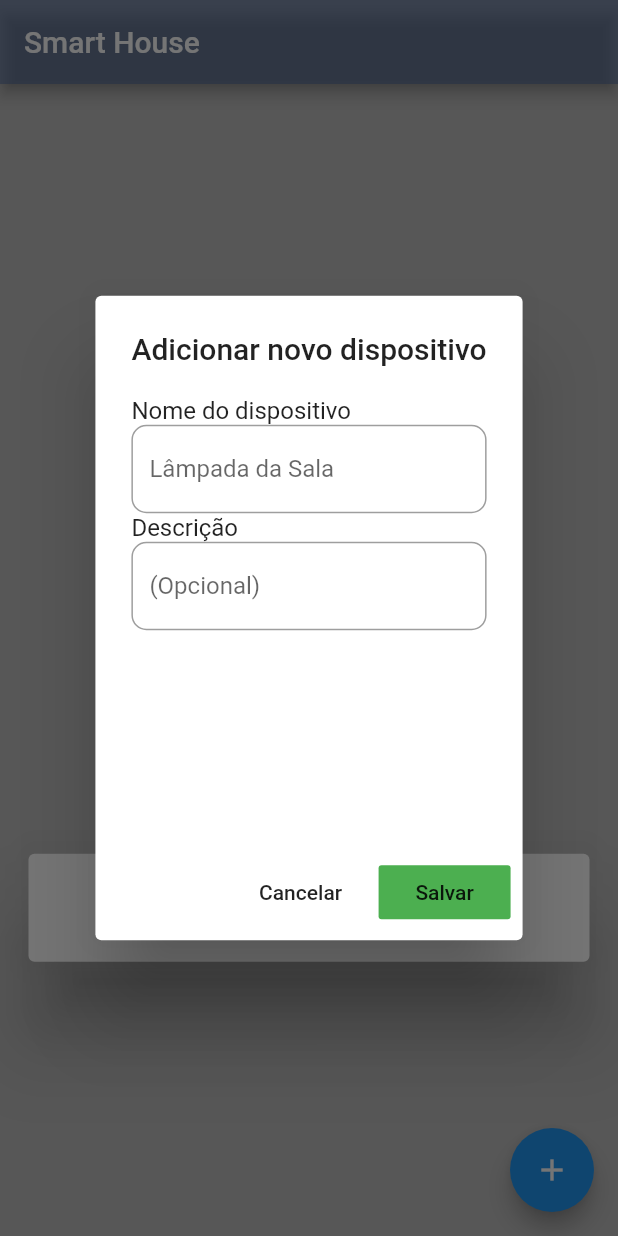
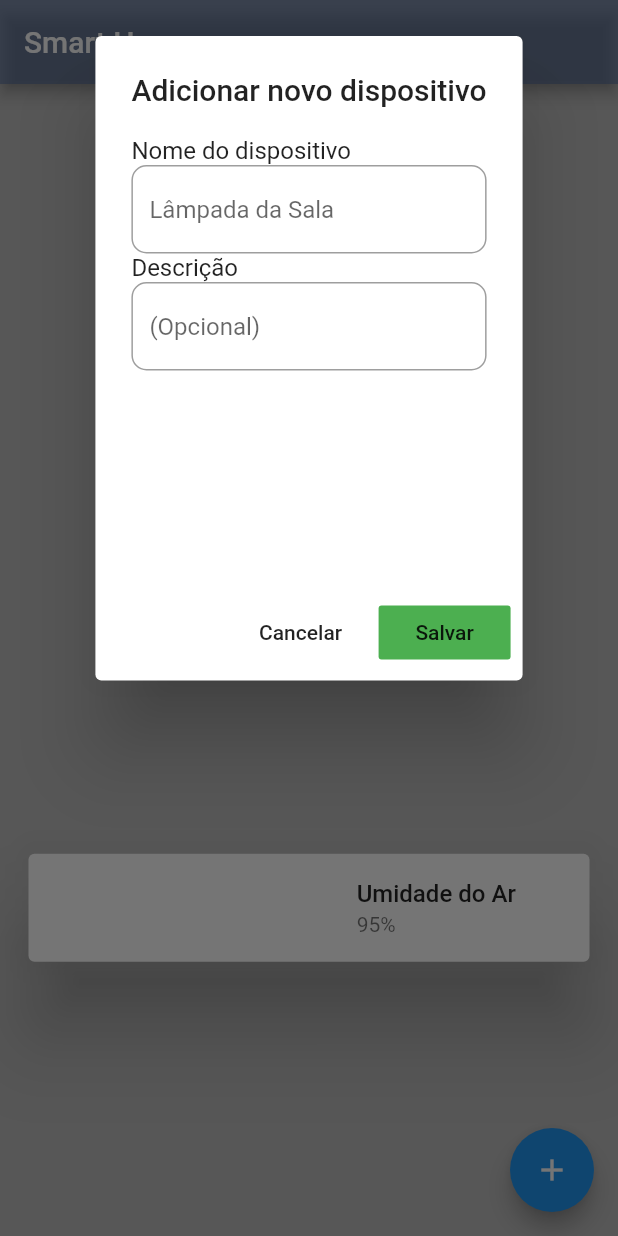
Before and after one commit to matiasfilho81/smart_home, a Flutter app: the screen it shows after launch, after a tap on the "add" icon, on a phone screen of 412 x 824 dp. Run offline on Flutter 3.47's test engine with Material 2 defaults, Android fonts, the phone set to English and light mode, and no system bars; our stand-ins replace cloud_firestore; accounts and stored records are empty.

Commit message:
ajuste no firebase

```diff
--- a/lib/home.dart
+++ b/lib/home.dart
@@ -29,7 +29,10 @@ class _MyHomePageState extends State<MyHomePage> {
         title: Text("Smart House"),
         backgroundColor: AppConsts.primaryColorOpacity50,
       ),
-      body: Column(
+      body: Stack(
+        children: [
+          SingleChildScrollView(
+            child: Column(
               children: [
                 Container(
                   height: setHeight(400),
@@ -38,18 +41,10 @@ class _MyHomePageState extends State<MyHomePage> {
                 monitor(),
               ],
             ),
+          ),
+        ],
+      ),
       floatingActionButton: FloatingActionButton(
-        // onPressed: ()
-
-        // {
-        //   var myData = {'description': "Quarto", 'status': true};
-
-        //   var collection = Firestore.instance.collection('switch');
-        //   collection
-        //       .add(myData)
-        //       .then((_) => print('Added'))
-        //       .catchError((error) => print('Add failed: $error'));
-        // },
         onPressed: () => modalCreate(context),
         tooltip: 'Adicionar Agenda',
         child: Icon(Icons.add),
@@ -59,14 +54,14 @@ class _MyHomePageState extends State<MyHomePage> {
 
   modalCreate(BuildContext context) {
     var form = GlobalKey<FormState>();
-
     var titulo = TextEditingController();
     var descricao = TextEditingController();
 
     showDialog(
       context: context,
       builder: (BuildContext context) {
-        return AlertDialog(
+        return SingleChildScrollView(
+          child: AlertDialog(
             title: Text('Adicionar novo dispositivo'),
             content: Form(
               key: form,
@@ -91,7 +86,6 @@ class _MyHomePageState extends State<MyHomePage> {
                         return null;
                       },
                     ),
-
                     Text('Descrição'),
                     TextFormField(
                       decoration: InputDecoration(
@@ -121,7 +115,6 @@ class _MyHomePageState extends State<MyHomePage> {
                       'data': Timestamp.now(),
                       'delete': false,
                     });
-
                     Navigator.of(context).pop();
                   }
                 },
@@ -129,6 +122,7 @@ class _MyHomePageState extends State<MyHomePage> {
                 child: Text('Salvar'),
               ),
             ],
+          ),
         );
       },
     );
@@ -137,8 +131,8 @@ class _MyHomePageState extends State<MyHomePage> {
   Widget sensores() {
     Stream<QuerySnapshot> snapshots = Firestore.instance
         .collection('switch')
-        //.where('excluido', isEqualTo: false)
-        //.orderBy('data')
+        .where('status', isEqualTo: false)
+        // .orderBy('data')
         .snapshots();
 
     return StreamBuilder(
@@ -152,7 +146,11 @@ class _MyHomePageState extends State<MyHomePage> {
         }
 
         if (snapshot.data.documents.length == 0) {
-          return Center(child: Text('Vazio'));
+          return Center(
+              child: Text(
+            'Vazio',
+            style: TextStyle(color: Colors.white),
+          ));
         }
 
         return ListView.builder(
@@ -178,10 +176,7 @@ class _MyHomePageState extends State<MyHomePage> {
           child: Column(
             children: [
               ListTile(
-                title: Text(
-                  item['description'],
-                  style: TextStyle(fontWeight: FontWeight.w500),
-                ),
+                title: Text(item['title'], style: TextStyle(fontWeight: FontWeight.w500)),
                 subtitle: Text(item['description']),
                 leading: IconButton(
                   icon: Icon(
@@ -198,7 +193,7 @@ class _MyHomePageState extends State<MyHomePage> {
                     color: Colors.blue[500],
                   ),
                   onPressed: () => doc.reference.updateData({
-                    'excluido': true,
+                    'status': true,
                   }),
                 ),
               ),
```
Lines whose indentation alone changed are shown as unchanged.
